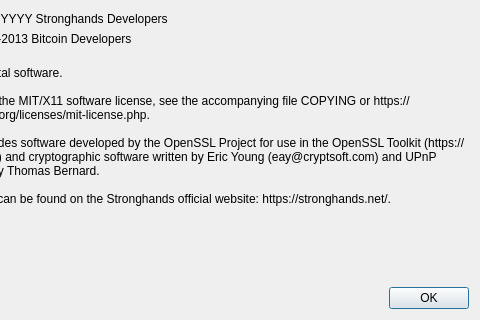
First picture: the form in src/qt/forms/aboutdialog.ui, repository bitcoinbabys/Stronghands-New, before the edit; both pictures show x 120 to 600 and y 100 to 420 of the 600 by 420 pixel window.
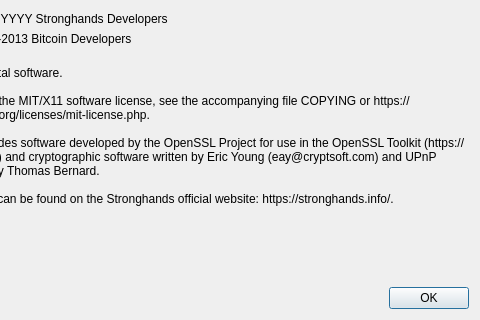
Second picture: the form after the edit. Icons and pictures are not drawn.

```diff
--- a/src/qt/forms/aboutdialog.ui
+++ b/src/qt/forms/aboutdialog.ui
@@ -130,7 +130,7 @@
 
 This product includes software developed by the OpenSSL Project for use in the OpenSSL Toolkit (https://www.openssl.org/) and cryptographic software written by Eric Young (eay@cryptsoft.com) and UPnP software written by Thomas Bernard.
 
-More information can be found on the Stronghands official website: https://stronghands.net/.</string>
+More information can be found on the Stronghands official website: https://stronghands.info/.</string>
 
        </property>
        <property name="wordWrap">
```
